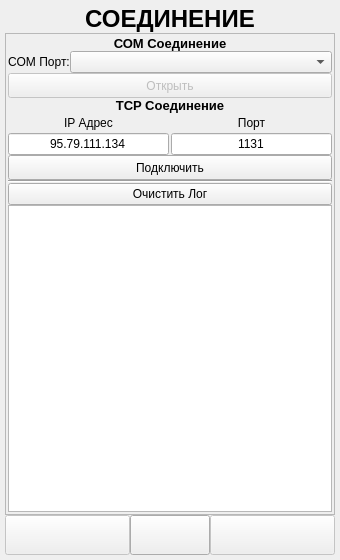
DavidSiegman/PLC_RF_Configurator, file ANDROID_FORMS/connections_form.ui: the form before one commit.
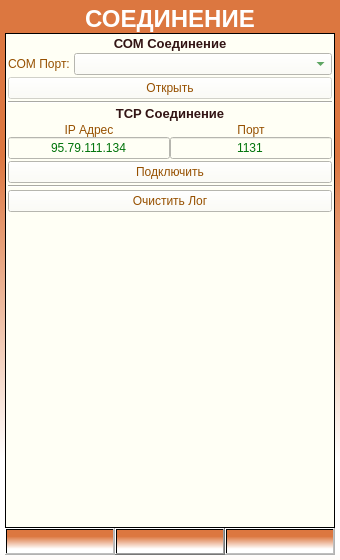
The form after the commit. Icons and pictures are not drawn.

The edit to the form file:
```diff
--- a/ANDROID_FORMS/connections_form.ui
+++ b/ANDROID_FORMS/connections_form.ui
@@ -10,9 +10,17 @@
     <height>560</height>
    </rect>
   </property>
+  <property name="font">
+   <font>
+    <pointsize>9</pointsize>
+   </font>
+  </property>
   <property name="windowTitle">
    <string>Form</string>
   </property>
+  <property name="styleSheet">
+   <string notr="true">background-color: qlineargradient(spread:reflect, x1:1, y1:0.1, x2:1, y2:0.9,stop:0.223242 rgba(220, 119, 64, 255), stop:0.902141 rgba(255, 255, 255, 255));</string>
+  </property>
   <layout class="QVBoxLayout" name="verticalLayout_2">
    <property name="spacing">
     <number>0</number>
@@ -37,7 +45,7 @@
      <item>
       <widget class="QLabel" name="label_1">
        <property name="sizePolicy">
-        <sizepolicy hsizetype="Minimum" vsizetype="Minimum">
+        <sizepolicy hsizetype="Expanding" vsizetype="Minimum">
          <horstretch>0</horstretch>
          <verstretch>0</verstretch>
         </sizepolicy>
@@ -56,6 +64,10 @@
          <bold>true</bold>
         </font>
        </property>
+       <property name="styleSheet">
+        <string notr="true">background-color: rgba(220, 119, 64, 255);
+color: rgb(255, 255, 255);</string>
+       </property>
        <property name="text">
         <string>СОЕДИНЕНИЕ</string>
        </property>
@@ -74,18 +86,25 @@
      <property name="widgetResizable">
       <bool>true</bool>
      </property>
+     <property name="alignment">
+      <set>Qt::AlignCenter</set>
+     </property>
      <widget class="QWidget" name="scrollAreaWidgetContents">
       <property name="geometry">
        <rect>
         <x>0</x>
         <y>0</y>
         <width>328</width>
-        <height>473</height>
+        <height>475</height>
        </rect>
       </property>
+      <property name="styleSheet">
+       <string notr="true">background-color: rgb(255, 255, 245);
+color: rgb(150, 80, 0);</string>
+      </property>
       <layout class="QVBoxLayout" name="verticalLayout">
        <property name="spacing">
-        <number>0</number>
+        <number>2</number>
        </property>
        <property name="leftMargin">
         <number>2</number>
@@ -100,9 +119,14 @@
         <number>2</number>
        </property>
        <item>
+        <layout class="QGridLayout" name="gridLayout">
+         <property name="spacing">
+          <number>2</number>
+         </property>
+         <item row="0" column="0">
         <widget class="QLabel" name="label_2">
          <property name="sizePolicy">
-          <sizepolicy hsizetype="Minimum" vsizetype="Minimum">
+            <sizepolicy hsizetype="Expanding" vsizetype="Minimum">
            <horstretch>0</horstretch>
            <verstretch>0</verstretch>
           </sizepolicy>
@@ -121,6 +145,9 @@
            <bold>true</bold>
           </font>
          </property>
+           <property name="styleSheet">
+            <string notr="true">color: rgb(50, 20, 20);</string>
+           </property>
          <property name="text">
           <string>СОМ Соединение</string>
          </property>
@@ -129,12 +156,54 @@
          </property>
         </widget>
        </item>
-       <item>
+         <item row="2" column="0">
+          <widget class="QPushButton" name="COMConnect">
+           <property name="enabled">
+            <bool>false</bool>
+           </property>
+           <property name="sizePolicy">
+            <sizepolicy hsizetype="Expanding" vsizetype="Minimum">
+             <horstretch>0</horstretch>
+             <verstretch>0</verstretch>
+            </sizepolicy>
+           </property>
+           <property name="minimumSize">
+            <size>
+             <width>0</width>
+             <height>0</height>
+            </size>
+           </property>
+           <property name="maximumSize">
+            <size>
+             <width>16777215</width>
+             <height>16777215</height>
+            </size>
+           </property>
+           <property name="font">
+            <font>
+             <family>Microsoft YaHei UI</family>
+            </font>
+           </property>
+           <property name="tabletTracking">
+            <bool>true</bool>
+           </property>
+           <property name="styleSheet">
+            <string notr="true"/>
+           </property>
+           <property name="text">
+            <string>Открыть</string>
+           </property>
+          </widget>
+         </item>
+         <item row="1" column="0">
         <layout class="QHBoxLayout" name="horizontalLayout_6">
+           <property name="spacing">
+            <number>0</number>
+           </property>
          <item>
           <widget class="QLabel" name="label_4">
            <property name="sizePolicy">
-            <sizepolicy hsizetype="Maximum" vsizetype="Minimum">
+              <sizepolicy hsizetype="Minimum" vsizetype="Minimum">
              <horstretch>0</horstretch>
              <verstretch>0</verstretch>
             </sizepolicy>
@@ -142,7 +211,7 @@
            <property name="minimumSize">
             <size>
              <width>0</width>
-             <height>20</height>
+               <height>0</height>
             </size>
            </property>
            <property name="font">
@@ -151,14 +220,14 @@
             </font>
            </property>
            <property name="text">
-            <string>COM Порт:</string>
+              <string>COM Порт: </string>
            </property>
           </widget>
          </item>
          <item>
           <widget class="QComboBox" name="PortNameBox">
            <property name="sizePolicy">
-            <sizepolicy hsizetype="Minimum" vsizetype="Minimum">
+              <sizepolicy hsizetype="Expanding" vsizetype="Minimum">
              <horstretch>0</horstretch>
              <verstretch>0</verstretch>
             </sizepolicy>
@@ -166,7 +235,7 @@
            <property name="minimumSize">
             <size>
              <width>0</width>
-             <height>20</height>
+               <height>0</height>
             </size>
            </property>
            <property name="font">
@@ -174,17 +243,17 @@
              <family>Microsoft YaHei UI</family>
             </font>
            </property>
+             <property name="styleSheet">
+              <string notr="true">color: rgb(0, 115, 10);</string>
+             </property>
           </widget>
          </item>
         </layout>
        </item>
-       <item>
-        <widget class="QPushButton" name="COMConnect">
-         <property name="enabled">
-          <bool>false</bool>
-         </property>
+         <item row="8" column="0">
+          <widget class="QPushButton" name="ClearConsole">
          <property name="sizePolicy">
-          <sizepolicy hsizetype="Minimum" vsizetype="Minimum">
+            <sizepolicy hsizetype="Expanding" vsizetype="Minimum">
            <horstretch>0</horstretch>
            <verstretch>0</verstretch>
           </sizepolicy>
@@ -192,29 +261,28 @@
          <property name="minimumSize">
           <size>
            <width>0</width>
-           <height>25</height>
-          </size>
-         </property>
-         <property name="maximumSize">
-          <size>
-           <width>16777215</width>
-           <height>16777215</height>
-          </size>
-         </property>
-         <property name="font">
-          <font>
-           <family>Microsoft YaHei UI</family>
-          </font>
+             <height>0</height>
+            </size>
+           </property>
+           <property name="tabletTracking">
+            <bool>true</bool>
          </property>
          <property name="text">
-          <string>Открыть</string>
+            <string>Очистить Лог</string>
          </property>
         </widget>
        </item>
-       <item>
+         <item row="3" column="0">
+          <widget class="Line" name="line_2">
+           <property name="orientation">
+            <enum>Qt::Horizontal</enum>
+           </property>
+          </widget>
+         </item>
+         <item row="4" column="0">
         <widget class="QLabel" name="label_3">
          <property name="sizePolicy">
-          <sizepolicy hsizetype="Minimum" vsizetype="Minimum">
+            <sizepolicy hsizetype="Expanding" vsizetype="Minimum">
            <horstretch>0</horstretch>
            <verstretch>0</verstretch>
           </sizepolicy>
@@ -233,6 +301,9 @@
            <bold>true</bold>
           </font>
          </property>
+           <property name="styleSheet">
+            <string notr="true">color: rgb(50, 20, 20);</string>
+           </property>
          <property name="text">
           <string>TCP Соединение</string>
          </property>
@@ -241,20 +312,51 @@
          </property>
         </widget>
        </item>
-       <item>
-        <layout class="QHBoxLayout" name="horizontalLayout_10">
-         <property name="spacing">
-          <number>2</number>
-         </property>
-         <item>
-          <layout class="QVBoxLayout" name="verticalLayout_10">
+         <item row="6" column="0">
+          <widget class="QPushButton" name="TCPConnect">
+           <property name="enabled">
+            <bool>true</bool>
+           </property>
+           <property name="sizePolicy">
+            <sizepolicy hsizetype="Expanding" vsizetype="Minimum">
+             <horstretch>0</horstretch>
+             <verstretch>0</verstretch>
+            </sizepolicy>
+           </property>
+           <property name="minimumSize">
+            <size>
+             <width>0</width>
+             <height>0</height>
+            </size>
+           </property>
+           <property name="maximumSize">
+            <size>
+             <width>16777215</width>
+             <height>16777215</height>
+            </size>
+           </property>
+           <property name="font">
+            <font>
+             <family>Microsoft YaHei UI</family>
+            </font>
+           </property>
+           <property name="tabletTracking">
+            <bool>true</bool>
+           </property>
+           <property name="text">
+            <string>Подключить</string>
+           </property>
+          </widget>
+         </item>
+         <item row="5" column="0">
+          <layout class="QGridLayout" name="gridLayout_2">
            <property name="spacing">
             <number>0</number>
            </property>
-           <item>
+           <item row="0" column="0">
             <widget class="QLabel" name="label_5">
              <property name="sizePolicy">
-              <sizepolicy hsizetype="Minimum" vsizetype="Minimum">
+              <sizepolicy hsizetype="Expanding" vsizetype="Minimum">
                <horstretch>0</horstretch>
                <verstretch>0</verstretch>
               </sizepolicy>
@@ -262,7 +364,7 @@
              <property name="minimumSize">
               <size>
                <width>0</width>
-               <height>20</height>
+               <height>0</height>
               </size>
              </property>
              <property name="maximumSize">
@@ -284,53 +386,10 @@
              </property>
             </widget>
            </item>
-           <item>
-            <widget class="QLineEdit" name="IPInput">
-             <property name="sizePolicy">
-              <sizepolicy hsizetype="Minimum" vsizetype="Minimum">
-               <horstretch>0</horstretch>
-               <verstretch>0</verstretch>
-              </sizepolicy>
-             </property>
-             <property name="minimumSize">
-              <size>
-               <width>0</width>
-               <height>20</height>
-              </size>
-             </property>
-             <property name="maximumSize">
-              <size>
-               <width>16777215</width>
-               <height>16777215</height>
-              </size>
-             </property>
-             <property name="font">
-              <font>
-               <family>Microsoft YaHei UI</family>
-              </font>
-             </property>
-             <property name="layoutDirection">
-              <enum>Qt::LeftToRight</enum>
-             </property>
-             <property name="text">
-              <string>95.79.111.134</string>
-             </property>
-             <property name="alignment">
-              <set>Qt::AlignCenter</set>
-             </property>
-            </widget>
-           </item>
-          </layout>
-         </item>
-         <item>
-          <layout class="QVBoxLayout" name="verticalLayout_11">
-           <property name="spacing">
-            <number>0</number>
-           </property>
-           <item>
+           <item row="0" column="1">
             <widget class="QLabel" name="label_6">
              <property name="sizePolicy">
-              <sizepolicy hsizetype="Minimum" vsizetype="Minimum">
+              <sizepolicy hsizetype="Expanding" vsizetype="Minimum">
                <horstretch>0</horstretch>
                <verstretch>0</verstretch>
               </sizepolicy>
@@ -338,7 +397,7 @@
              <property name="minimumSize">
               <size>
                <width>0</width>
-               <height>20</height>
+               <height>0</height>
               </size>
              </property>
              <property name="maximumSize">
@@ -350,6 +409,7 @@
              <property name="font">
               <font>
                <family>Microsoft YaHei UI</family>
+               <pointsize>9</pointsize>
               </font>
              </property>
              <property name="text">
@@ -360,10 +420,52 @@
              </property>
             </widget>
            </item>
-           <item>
+           <item row="1" column="0">
+            <widget class="QLineEdit" name="IPInput">
+             <property name="sizePolicy">
+              <sizepolicy hsizetype="Expanding" vsizetype="Minimum">
+               <horstretch>0</horstretch>
+               <verstretch>0</verstretch>
+              </sizepolicy>
+             </property>
+             <property name="minimumSize">
+              <size>
+               <width>0</width>
+               <height>0</height>
+              </size>
+             </property>
+             <property name="maximumSize">
+              <size>
+               <width>16777215</width>
+               <height>16777215</height>
+              </size>
+             </property>
+             <property name="font">
+              <font>
+               <family>Microsoft YaHei UI</family>
+              </font>
+             </property>
+             <property name="tabletTracking">
+              <bool>true</bool>
+             </property>
+             <property name="layoutDirection">
+              <enum>Qt::LeftToRight</enum>
+             </property>
+             <property name="styleSheet">
+              <string notr="true">color: rgb(0, 115, 10);</string>
+             </property>
+             <property name="text">
+              <string>95.79.111.134</string>
+             </property>
+             <property name="alignment">
+              <set>Qt::AlignCenter</set>
+             </property>
+            </widget>
+           </item>
+           <item row="1" column="1">
             <widget class="QLineEdit" name="PORTInput">
              <property name="sizePolicy">
-              <sizepolicy hsizetype="Minimum" vsizetype="Minimum">
+              <sizepolicy hsizetype="Expanding" vsizetype="Minimum">
                <horstretch>0</horstretch>
                <verstretch>0</verstretch>
               </sizepolicy>
@@ -371,7 +473,7 @@
              <property name="minimumSize">
               <size>
                <width>0</width>
-               <height>20</height>
+               <height>0</height>
               </size>
              </property>
              <property name="maximumSize">
@@ -388,6 +490,9 @@
              <property name="layoutDirection">
               <enum>Qt::LeftToRight</enum>
              </property>
+             <property name="styleSheet">
+              <string notr="true">color: rgb(0, 115, 10);</string>
+             </property>
              <property name="text">
               <string>1131</string>
              </property>
@@ -398,64 +503,42 @@
            </item>
           </layout>
          </item>
-        </layout>
-       </item>
-       <item>
-        <widget class="QPushButton" name="TCPConnect">
-         <property name="enabled">
-          <bool>true</bool>
-         </property>
-         <property name="sizePolicy">
-          <sizepolicy hsizetype="Minimum" vsizetype="Minimum">
-           <horstretch>0</horstretch>
-           <verstretch>0</verstretch>
-          </sizepolicy>
-         </property>
-         <property name="minimumSize">
-          <size>
-           <width>0</width>
-           <height>25</height>
-          </size>
-         </property>
-         <property name="maximumSize">
-          <size>
-           <width>16777215</width>
-           <height>16777215</height>
-          </size>
-         </property>
-         <property name="font">
-          <font>
-           <family>Microsoft YaHei UI</family>
-          </font>
-         </property>
-         <property name="text">
-          <string>Подключить</string>
-         </property>
-        </widget>
-       </item>
-       <item>
-        <widget class="Line" name="line">
-         <property name="orientation">
-          <enum>Qt::Horizontal</enum>
-         </property>
-        </widget>
-       </item>
-       <item>
-        <widget class="QPushButton" name="ClearConsole">
-         <property name="text">
-          <string>Очистить Лог</string>
-         </property>
-        </widget>
-       </item>
-       <item>
+         <item row="9" column="0">
         <widget class="QPlainTextEdit" name="console">
+           <property name="sizePolicy">
+            <sizepolicy hsizetype="Expanding" vsizetype="Expanding">
+             <horstretch>0</horstretch>
+             <verstretch>0</verstretch>
+            </sizepolicy>
+           </property>
+           <property name="minimumSize">
+            <size>
+             <width>0</width>
+             <height>0</height>
+            </size>
+           </property>
          <property name="font">
           <font>
            <family>Microsoft YaHei UI</family>
            <pointsize>7</pointsize>
           </font>
          </property>
-        </widget>
+           <property name="styleSheet">
+            <string notr="true">border: none;</string>
+           </property>
+           <property name="readOnly">
+            <bool>true</bool>
+           </property>
+          </widget>
+         </item>
+         <item row="7" column="0">
+          <widget class="Line" name="line">
+           <property name="orientation">
+            <enum>Qt::Horizontal</enum>
+           </property>
+          </widget>
+         </item>
+        </layout>
        </item>
       </layout>
      </widget>
@@ -479,8 +562,8 @@
        </property>
        <property name="minimumSize">
         <size>
-         <width>40</width>
-         <height>40</height>
+         <width>0</width>
+         <height>0</height>
         </size>
        </property>
        <property name="maximumSize">
@@ -522,14 +605,14 @@
        </property>
        <property name="minimumSize">
         <size>
-         <width>40</width>
-         <height>40</height>
+         <width>0</width>
+         <height>0</height>
         </size>
        </property>
        <property name="maximumSize">
         <size>
-         <width>80</width>
-         <height>40</height>
+         <width>16777215</width>
+         <height>16777215</height>
         </size>
        </property>
        <property name="styleSheet">
@@ -563,8 +646,8 @@
        </property>
        <property name="minimumSize">
         <size>
-         <width>40</width>
-         <height>40</height>
+         <width>0</width>
+         <height>0</height>
         </size>
        </property>
        <property name="maximumSize">
```
Left out of the diff: 3 changed lines with no effect on the pictures. Lines whose indentation alone changed are shown as unchanged.
